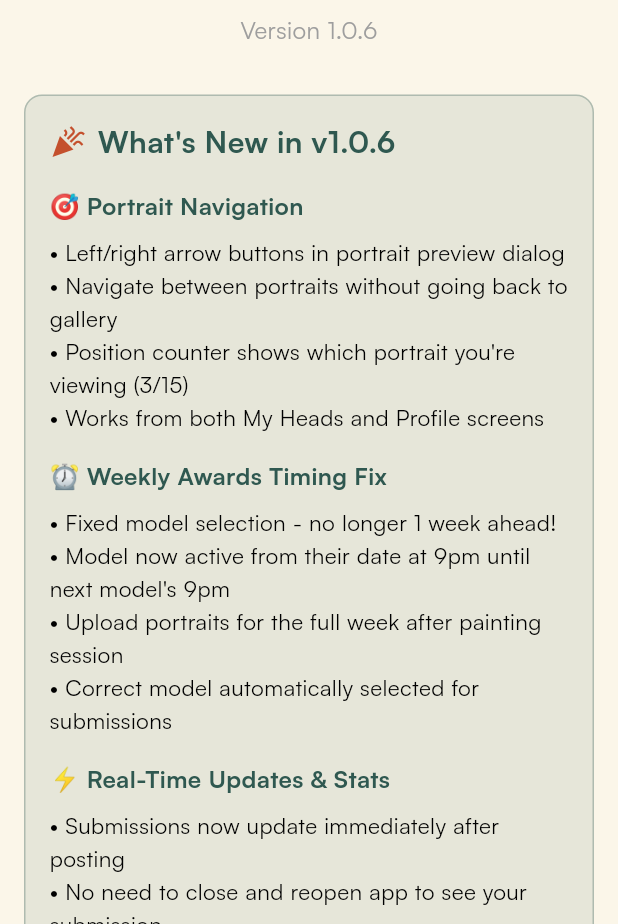
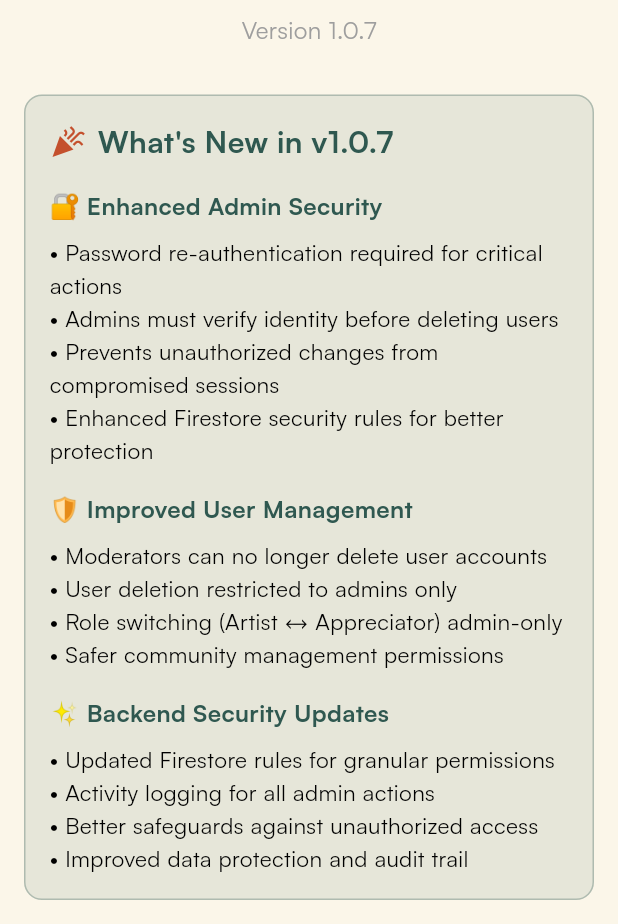
Before and after one commit to starogre/hundredheadssociety, a Flutter app: the AboutScreen screen opened directly, on a phone screen of 412 x 824 dp, the part 312-1236 px from its top. Run offline on Flutter 3.47's test engine with Material 3 defaults, Android fonts, the phone set to English and light mode, and no system bars; our stand-ins replace cached_network_image, cloud_firestore, cloud_functions, firebase_auth, firebase_core, firebase_crashlytics and 10 more; missing offline and left inert: app_settings, photo_manager, photo_manager_image_provider, wechat_assets_picker; accounts and stored records are empty.

Commit message:
Release v1.0.7 - Enhanced Admin Security
VERSION: 1.0.7+8

SECURITY IMPROVEMENTS:
🔐 Re-Authentication for Critical Actions
✅ Admins must re-enter password before deleting users
✅ Prevents compromised sessions from making destructive changes
✅ Password dialog cannot be dismissed accidentally
✅ Session verification via Firebase Auth

🛡️ Updated Firestore Security Rules
✅ Separated update and delete permissions
✅ Admins can now delete any user (moderators cannot)
✅ Granular field-level update permissions maintained
✅ Test user management preserved for admins/moderators

🎯 Restricted Moderator Permissions
✅ Moderators can NO LONGER delete users
✅ Moderators can NO LONGER switch user roles
✅ User deletion now ADMIN-ONLY
✅ Activity logs track all admin actions

📱 App Updates
✅ Version bumped to 1.0.7+8
✅ About screen updated with security features
✅ Better user feedback for authentication failures

FILES CHANGED:
- lib/screens/user_management_screen.dart
- firestore.rules
- pubspec.yaml
- lib/screens/about_screen.dart

This release significantly improves admin account security and
establishes better safeguards against unauthorized access.

```diff
--- a/lib/screens/about_screen.dart
+++ b/lib/screens/about_screen.dart
@@ -42,7 +42,7 @@ class AboutScreen extends StatelessWidget {
                   ),
                   const SizedBox(height: 8),
                   const Text(
-                    'Version 1.0.6',
+                    'Version 1.0.7',
                     style: TextStyle(
                       color: Colors.grey,
                       fontSize: 16,
@@ -76,7 +76,7 @@ class AboutScreen extends StatelessWidget {
                       ),
                       const SizedBox(width: 8),
                       const Text(
-                        'What\'s New in v1.0.6',
+                        'What\'s New in v1.0.7',
                         style: TextStyle(
                           fontSize: 20,
                           fontWeight: FontWeight.bold,
@@ -87,7 +87,7 @@ class AboutScreen extends StatelessWidget {
                   ),
                   const SizedBox(height: 16),
                   const Text(
-                    '🎯 Portrait Navigation',
+                    '🔐 Enhanced Admin Security',
                     style: TextStyle(
                       fontSize: 16,
                       fontWeight: FontWeight.bold,
@@ -96,15 +96,15 @@ class AboutScreen extends StatelessWidget {
                   ),
                   const SizedBox(height: 8),
                   const Text(
-                    '• Left/right arrow buttons in portrait preview dialog\n'
-                    '• Navigate between portraits without going back to gallery\n'
-                    '• Position counter shows which portrait you\'re viewing (3/15)\n'
-                    '• Works from both My Heads and Profile screens',
+                    '• Password re-authentication required for critical actions\n'
+                    '• Admins must verify identity before deleting users\n'
+                    '• Prevents unauthorized changes from compromised sessions\n'
+                    '• Enhanced Firestore security rules for better protection',
                     style: TextStyle(fontSize: 15, height: 1.5),
                   ),
                   const SizedBox(height: 16),
                   const Text(
-                    '⏰ Weekly Awards Timing Fix',
+                    '🛡️ Improved User Management',
                     style: TextStyle(
                       fontSize: 16,
                       fontWeight: FontWeight.bold,
@@ -113,15 +113,15 @@ class AboutScreen extends StatelessWidget {
                   ),
                   const SizedBox(height: 8),
                   const Text(
-                    '• Fixed model selection - no longer 1 week ahead!\n'
-                    '• Model now active from their date at 9pm until next model\'s 9pm\n'
-                    '• Upload portraits for the full week after painting session\n'
-                    '• Correct model automatically selected for submissions',
+                    '• Moderators can no longer delete user accounts\n'
+                    '• User deletion restricted to admins only\n'
+                    '• Role switching (Artist ↔ Appreciator) admin-only\n'
+                    '• Safer community management permissions',
                     style: TextStyle(fontSize: 15, height: 1.5),
                   ),
                   const SizedBox(height: 16),
                   const Text(
-                    '⚡ Real-Time Updates & Stats',
+                    '✨ Backend Security Updates',
                     style: TextStyle(
                       fontSize: 16,
                       fontWeight: FontWeight.bold,
@@ -130,11 +130,10 @@ class AboutScreen extends StatelessWidget {
                   ),
                   const SizedBox(height: 8),
                   const Text(
-                    '• Submissions now update immediately after posting\n'
-                    '• No need to close and reopen app to see your submission\n'
-                    '• Trophy count now tallies correctly from portrait awards\n'
-                    '• Community Experience tracks all your voting activity\n'
-                    '• Profile stats update in real-time',
+                    '• Updated Firestore rules for granular permissions\n'
+                    '• Activity logging for all admin actions\n'
+                    '• Better safeguards against unauthorized access\n'
+                    '• Improved data protection and audit trail',
                     style: TextStyle(fontSize: 15, height: 1.5),
                   ),
                 ],
--- a/pubspec.yaml
+++ b/pubspec.yaml
@@ -16,7 +16,7 @@ publish_to: 'none' # Remove this line if you wish to publish to pub.dev
 # https://developer.apple.com/library/archive/documentation/General/Reference/InfoPlistKeyReference/Articles/CoreFoundationKeys.html
 # In Windows, build-name is used as the major, minor, and patch parts
 # of the product and file versions while build-number is used as the build suffix.
-version: 1.0.6+7
+version: 1.0.7+8
 
 environment:
   sdk: ^3.8.1
```
